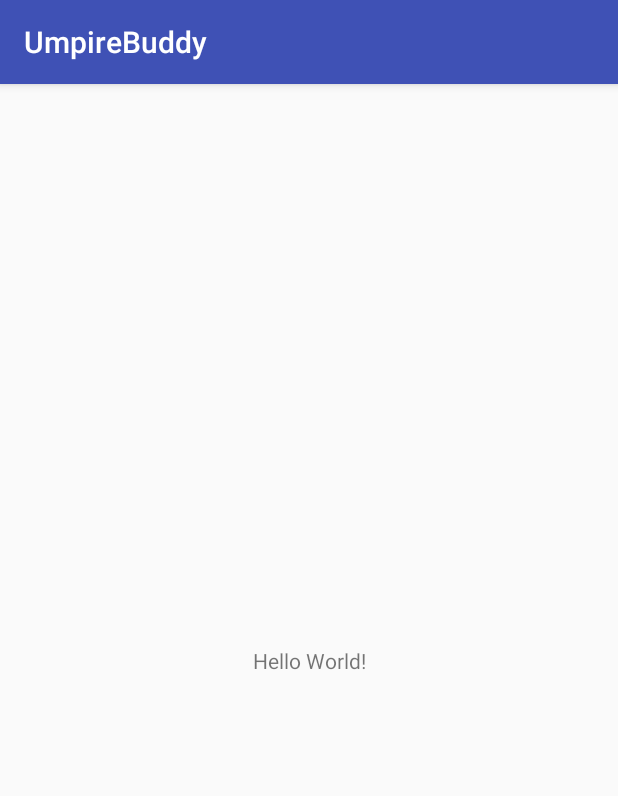
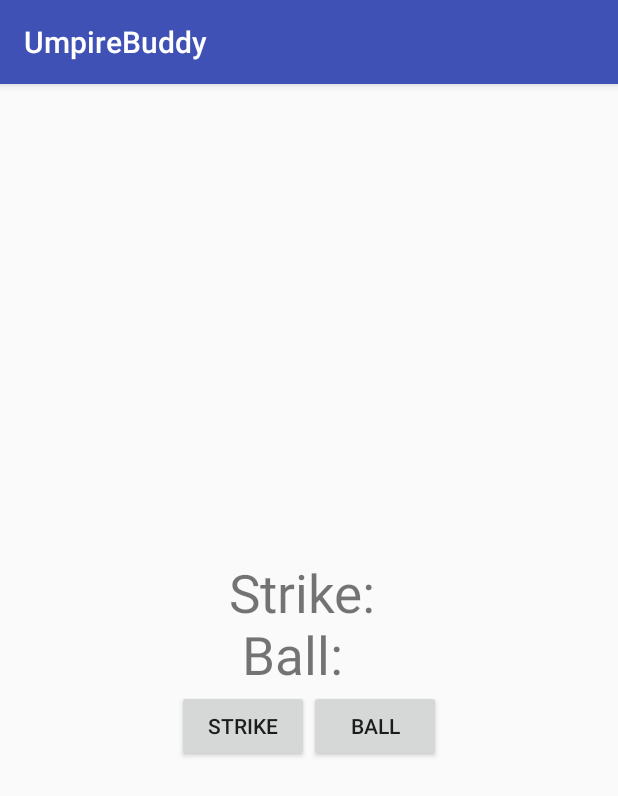
Before and after one commit to zackerydev/CS449, an Android app: the screen it shows after launch (UmpireActivity), on a phone screen of 412 x 824 dp. Shown: the top 796 px of the screen. Run offline under Robolectric (Android 15) with nearby library versions, the phone set to English and light mode, and no system bars.

Commit message:
Added beginnings of UmpireBuddy main view

```diff
--- a/UmpireBuddy/app/src/main/res/layout/activity_umpire.xml
+++ b/UmpireBuddy/app/src/main/res/layout/activity_umpire.xml
@@ -1,18 +1,26 @@
 <?xml version="1.0" encoding="utf-8"?>
-<android.support.constraint.ConstraintLayout xmlns:android="http://schemas.android.com/apk/res/android"
-    xmlns:app="http://schemas.android.com/apk/res-auto"
-    xmlns:tools="http://schemas.android.com/tools"
-    android:layout_width="match_parent"
-    android:layout_height="match_parent"
-    tools:context="com.zgriesinger.umpirebuddy.UmpireActivity">
-
-    <TextView
-        android:layout_width="wrap_content"
-        android:layout_height="wrap_content"
-        android:text="Hello World!"
-        app:layout_constraintBottom_toBottomOf="parent"
-        app:layout_constraintLeft_toLeftOf="parent"
-        app:layout_constraintRight_toRightOf="parent"
-        app:layout_constraintTop_toTopOf="parent" />
-
-</android.support.constraint.ConstraintLayout>
+    <LinearLayout
+        xmlns:android="http://schemas.android.com/apk/res/android"
+        android:layout_width="match_parent"
+        android:layout_height="match_parent"
+        android:gravity="center"
+        android:orientation="vertical">
+        <TextView
+            android:layout_width="wrap_content"
+            android:layout_height="wrap_content"
+            android:text="Strike: \n Ball: "
+            android:textSize="35sp"/>
+        <LinearLayout
+            android:layout_width="wrap_content"
+            android:layout_height="wrap_content"
+            android:orientation="horizontal">
+            <Button
+                android:layout_width="match_parent"
+                android:layout_height="wrap_content"
+                android:text="@string/strike"/>
+            <Button
+                android:layout_width="match_parent"
+                android:layout_height="wrap_content"
+                android:text="@string/ball"/>
+        </LinearLayout>
+    </LinearLayout>
--- a/UmpireBuddy/app/src/main/res/values/strings.xml
+++ b/UmpireBuddy/app/src/main/res/values/strings.xml
@@ -1,3 +1,5 @@
 <resources>
     <string name="app_name">UmpireBuddy</string>
+    <string name="ball">Ball</string>
+    <string name="strike">Strike</string>
 </resources>
```
